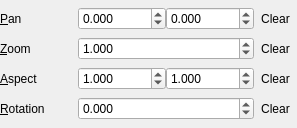
This is transformwidget.ui in not-surt/SimPix as Qt 5 draws it before an edit. The edited form follows.
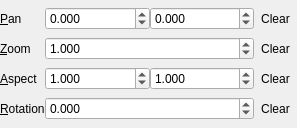
This is the edited form. Icons and pictures are not drawn.

Commit message: New dialog presets.

The edit to the form file:
```diff
--- a/transformwidget.ui
+++ b/transformwidget.ui
@@ -38,7 +38,7 @@
    <item row="0" column="0">
     <widget class="QLabel" name="panLabel">
      <property name="sizePolicy">
-      <sizepolicy hsizetype="Minimum" vsizetype="Preferred">
+      <sizepolicy hsizetype="Fixed" vsizetype="Preferred">
        <horstretch>0</horstretch>
        <verstretch>0</verstretch>
       </sizepolicy>
@@ -122,7 +122,7 @@
    <item row="1" column="0">
     <widget class="QLabel" name="zoomLabel">
      <property name="sizePolicy">
-      <sizepolicy hsizetype="Minimum" vsizetype="Preferred">
+      <sizepolicy hsizetype="Fixed" vsizetype="Preferred">
        <horstretch>0</horstretch>
        <verstretch>0</verstretch>
       </sizepolicy>
@@ -153,7 +153,7 @@
    <item row="2" column="0">
     <widget class="QLabel" name="pixelAspectLabel">
      <property name="sizePolicy">
-      <sizepolicy hsizetype="Minimum" vsizetype="Preferred">
+      <sizepolicy hsizetype="Fixed" vsizetype="Preferred">
        <horstretch>0</horstretch>
        <verstretch>0</verstretch>
       </sizepolicy>
@@ -237,7 +237,7 @@
    <item row="3" column="0">
     <widget class="QLabel" name="rotationLabel">
      <property name="sizePolicy">
-      <sizepolicy hsizetype="Minimum" vsizetype="Preferred">
+      <sizepolicy hsizetype="Fixed" vsizetype="Preferred">
        <horstretch>0</horstretch>
        <verstretch>0</verstretch>
       </sizepolicy>
```
The commit also changes 6 other files.
